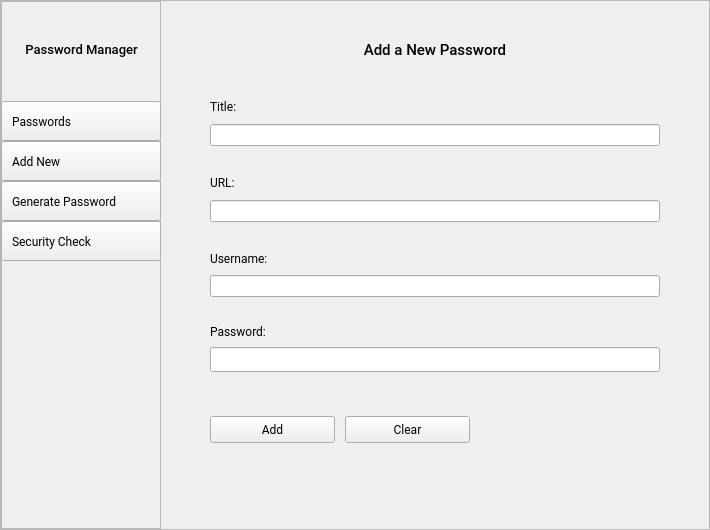
First picture: the form in main_window.ui, repository EmueI/password-manager, before the edit.
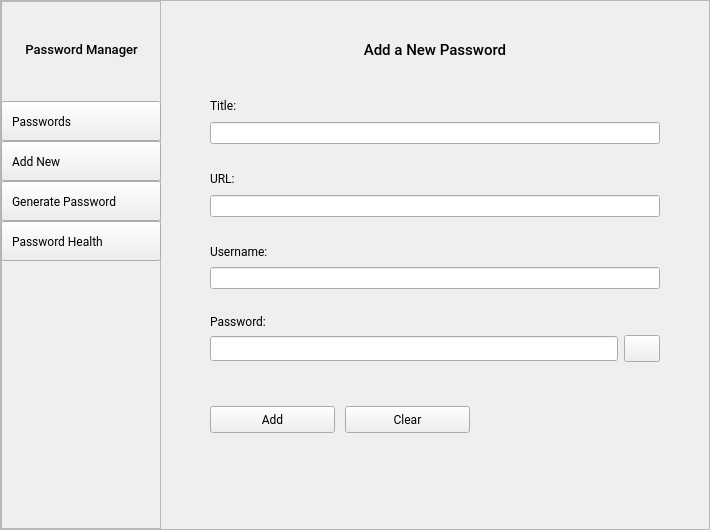
Second picture: the form after the edit. The open tabs and pages were chosen to show the change. Icons and pictures are not drawn.

Patch:
```diff
--- a/main_window.ui
+++ b/main_window.ui
@@ -14,7 +14,7 @@
    <string>Password Manager</string>
   </property>
   <property name="styleSheet">
-   <string notr="true">#buttonTabAddNew, #buttonTabGenerate, #buttonTabPasswords, #buttonTabSecurity {
+   <string notr="true">#buttonTabAddNew, #buttonTabGenerate, #buttonTabPasswords, #buttonTabHealth {
 	text-align: left;
 	padding: 10px;
 }
@@ -300,7 +300,7 @@
             </widget>
            </item>
            <item>
-            <widget class="QPushButton" name="buttonTabSecurity">
+            <widget class="QPushButton" name="buttonTabHealth">
              <property name="sizePolicy">
               <sizepolicy hsizetype="Minimum" vsizetype="Preferred">
                <horstretch>0</horstretch>
@@ -326,7 +326,7 @@
               <string notr="true"/>
              </property>
              <property name="text">
-              <string>Security Check</string>
+              <string>Password Health</string>
              </property>
              <property name="icon">
               <iconset>
@@ -380,7 +380,7 @@
           </font>
          </property>
          <property name="currentIndex">
-          <number>0</number>
+          <number>3</number>
          </property>
          <widget class="QWidget" name="widgetPasswords">
           <layout class="QVBoxLayout" name="verticalLayout_3">
@@ -507,7 +507,7 @@
               </column>
               <column>
                <property name="text">
-                <string>Url</string>
+                <string>URL</string>
                </property>
               </column>
               <column>
@@ -722,7 +722,7 @@
               <property name="geometry">
                <rect>
                 <x>40</x>
-                <y>400</y>
+                <y>390</y>
                 <width>260</width>
                 <height>40</height>
                </rect>
@@ -804,7 +804,7 @@
                 <x>40</x>
                 <y>70</y>
                 <width>450</width>
-                <height>301</height>
+                <height>291</height>
                </rect>
               </property>
               <property name="frameShape">
@@ -1008,6 +1008,27 @@
                    </widget>
                   </item>
                   <item>
+                   <widget class="QFrame" name="frame_2">
+                    <property name="frameShape">
+                     <enum>QFrame::NoFrame</enum>
+                    </property>
+                    <property name="frameShadow">
+                     <enum>QFrame::Raised</enum>
+                    </property>
+                    <layout class="QHBoxLayout" name="horizontalLayout_3">
+                     <property name="leftMargin">
+                      <number>0</number>
+                     </property>
+                     <property name="topMargin">
+                      <number>0</number>
+                     </property>
+                     <property name="rightMargin">
+                      <number>0</number>
+                     </property>
+                     <property name="bottomMargin">
+                      <number>0</number>
+                     </property>
+                     <item>
                    <widget class="QLineEdit" name="editPassword">
                     <property name="minimumSize">
                      <size>
@@ -1026,6 +1047,38 @@
                     </property>
                    </widget>
                   </item>
+                     <item>
+                      <widget class="QPushButton" name="buttonPasswordToggle">
+                       <property name="minimumSize">
+                        <size>
+                         <width>27</width>
+                         <height>27</height>
+                        </size>
+                       </property>
+                       <property name="font">
+                        <font>
+                         <family>Roboto</family>
+                         <pointsize>8</pointsize>
+                        </font>
+                       </property>
+                       <property name="cursor">
+                        <cursorShape>PointingHandCursor</cursorShape>
+                       </property>
+                       <property name="icon">
+                        <iconset>
+                         <normaloff>icons/eye-crossed.svg</normaloff>icons/eye-crossed.svg</iconset>
+                       </property>
+                       <property name="iconSize">
+                        <size>
+                         <width>14</width>
+                         <height>14</height>
+                        </size>
+                       </property>
+                      </widget>
+                     </item>
+                    </layout>
+                   </widget>
+                  </item>
                  </layout>
                 </widget>
                </item>
@@ -1383,7 +1436,7 @@
            </item>
           </layout>
          </widget>
-         <widget class="QWidget" name="widgetSecurity">
+         <widget class="QWidget" name="widgetHealth">
           <layout class="QHBoxLayout" name="horizontalLayout_7">
            <item>
             <widget class="QFrame" name="frameSecurity">
@@ -1415,6 +1468,19 @@
                <set>Qt::AlignCenter</set>
               </property>
              </widget>
+             <widget class="QLabel" name="label_2">
+              <property name="geometry">
+               <rect>
+                <x>60</x>
+                <y>100</y>
+                <width>82</width>
+                <height>17</height>
+               </rect>
+              </property>
+              <property name="text">
+               <string>Compromised</string>
+              </property>
+             </widget>
             </widget>
            </item>
           </layout>
```
Lines whose indentation alone changed are shown as unchanged.
